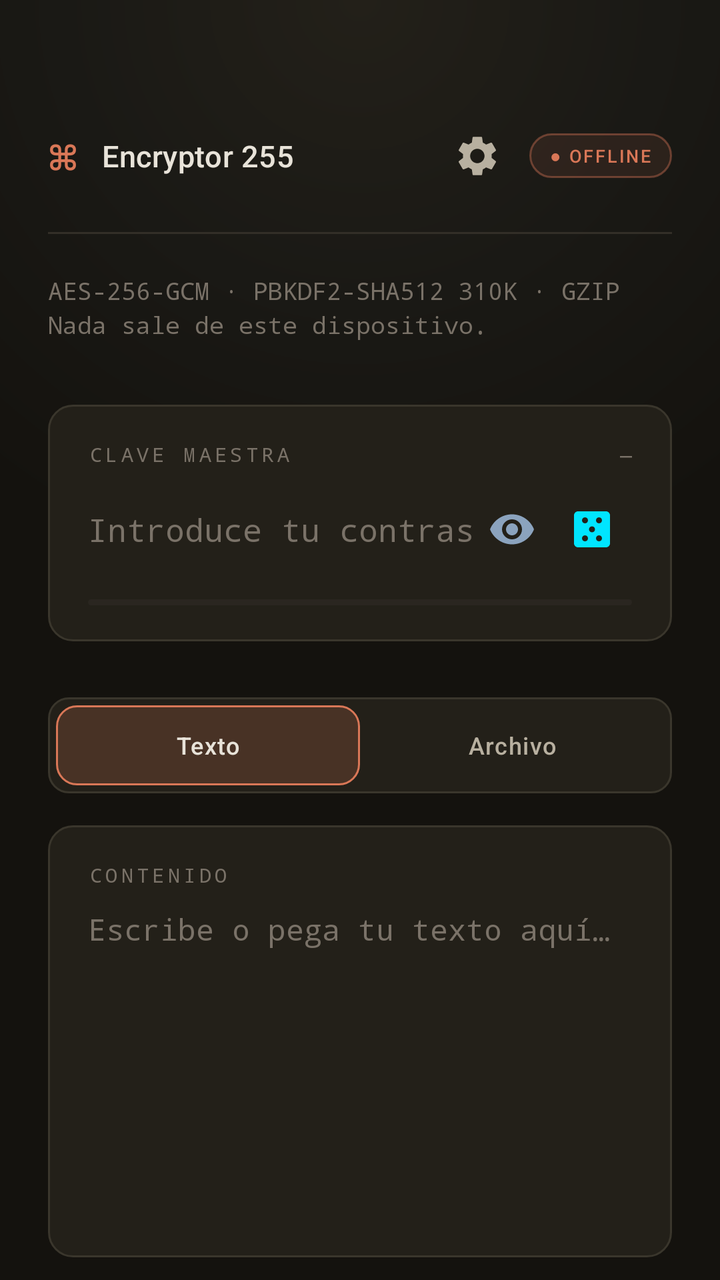
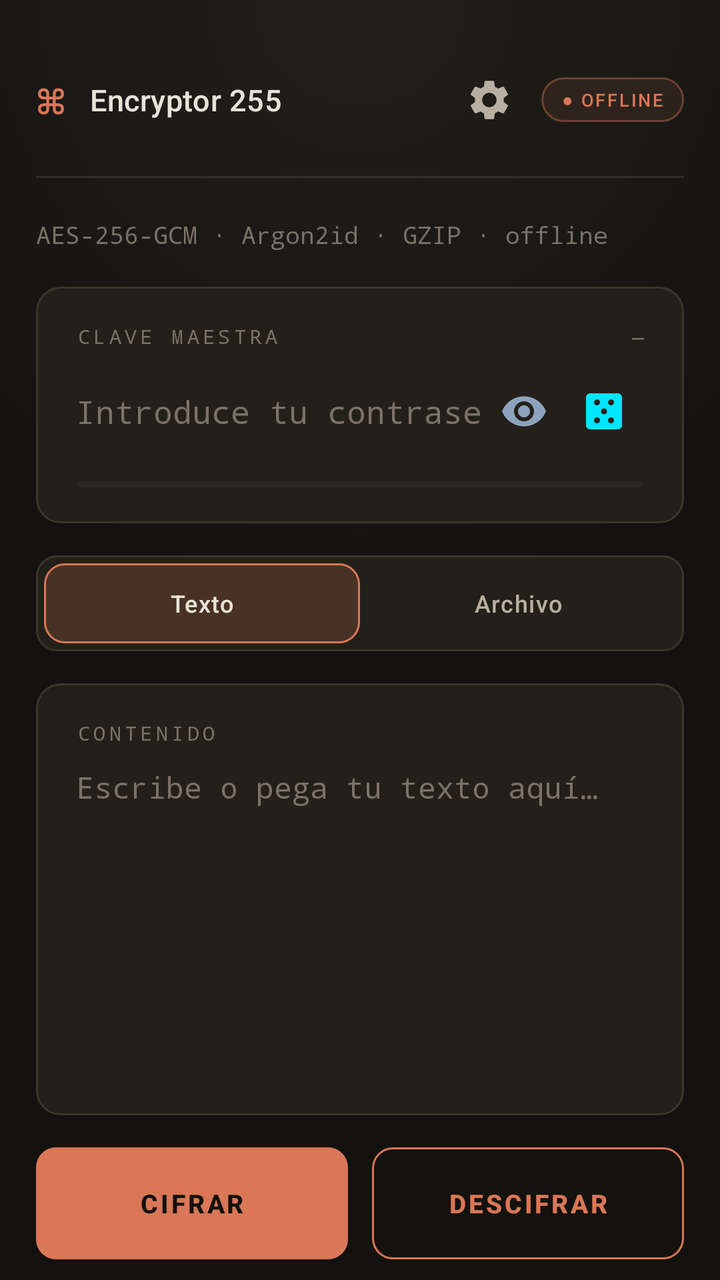

Before-and-after screenshots of an Android layout around one commit, followed by the original layout XML and the change that was made.
<!-- AndroidManifest.xml: application theme Theme.Encryptor255 -->
<!-- res/layout/activity_main.xml -->
<?xml version="1.0" encoding="utf-8"?>
<androidx.core.widget.NestedScrollView
    xmlns:android="http://schemas.android.com/apk/res/android"
    android:id="@+id/root"
    android:layout_width="match_parent"
    android:layout_height="match_parent"
    android:background="@drawable/bg_root"
    android:fillViewport="true"
    android:scrollbars="none">

    <LinearLayout
        android:layout_width="match_parent"
        android:layout_height="wrap_content"
        android:orientation="vertical"
        android:paddingStart="24dp"
        android:paddingEnd="24dp"
        android:paddingTop="60dp"
        android:paddingBottom="56dp">

        
        <LinearLayout
            android:layout_width="match_parent"
            android:layout_height="wrap_content"
            android:orientation="horizontal"
            android:gravity="center_vertical">

            <TextView
                android:layout_width="wrap_content"
                android:layout_height="wrap_content"
                android:text="⌘"
                android:textSize="20sp"
                android:textColor="@color/terracotta"
                android:fontFamily="monospace" />

            <TextView
                android:layout_width="0dp"
                android:layout_height="wrap_content"
                android:layout_weight="1"
                android:layout_marginStart="12dp"
                android:text="@string/app_name"
                android:textSize="15sp"
                android:textColor="@color/text_primary"
                android:letterSpacing="0.01"
                android:fontFamily="sans-serif-medium" />

            <ImageButton
                android:id="@+id/btnSettings"
                android:layout_width="36dp"
                android:layout_height="36dp"
                android:layout_marginEnd="8dp"
                android:background="?attr/selectableItemBackgroundBorderless"
                android:src="@drawable/ic_settings"
                android:contentDescription="@string/cd_settings"
                android:scaleType="centerInside" />

            <TextView
                android:id="@+id/badgeOffline"
                android:layout_width="wrap_content"
                android:layout_height="wrap_content"
                android:background="@drawable/bg_badge_offline"
                android:paddingStart="10dp"
                android:paddingEnd="10dp"
                android:paddingTop="5dp"
                android:paddingBottom="5dp"
                android:text="@string/badge_offline"
                android:textSize="9sp"
                android:letterSpacing="0.10"
                android:textColor="@color/terracotta"
                android:fontFamily="sans-serif-medium" />
        </LinearLayout>

        <View
            android:layout_width="match_parent"
            android:layout_height="1dp"
            android:layout_marginTop="20dp"
            android:background="@drawable/divider_hairline" />

        
        <TextView
            android:layout_width="wrap_content"
            android:layout_height="wrap_content"
            android:layout_marginTop="20dp"
            android:text="@string/tagline"
            android:textSize="12sp"
            android:lineSpacingExtra="3dp"
            android:textColor="@color/text_tertiary"
            android:fontFamily="monospace" />

        
        <LinearLayout
            android:layout_width="match_parent"
            android:layout_height="wrap_content"
            android:layout_marginTop="32dp"
            android:background="@drawable/bg_card_glass"
            android:orientation="vertical"
            android:paddingStart="20dp"
            android:paddingEnd="20dp"
            android:paddingTop="18dp"
            android:paddingBottom="18dp">

            <LinearLayout
                android:layout_width="match_parent"
                android:layout_height="wrap_content"
                android:orientation="horizontal"
                android:gravity="center_vertical">

                <TextView
                    android:layout_width="0dp"
                    android:layout_height="wrap_content"
                    android:layout_weight="1"
                    android:text="@string/label_password"
                    android:textSize="10sp"
                    android:letterSpacing="0.18"
                    android:textColor="@color/text_tertiary"
                    android:fontFamily="monospace" />

                <TextView
                    android:id="@+id/strengthLabel"
                    android:layout_width="wrap_content"
                    android:layout_height="wrap_content"
                    android:text="@string/strength_empty"
                    android:textSize="10sp"
                    android:textColor="@color/text_tertiary"
                    android:fontFamily="monospace" />
            </LinearLayout>

            <LinearLayout
                android:layout_width="match_parent"
                android:layout_height="wrap_content"
                android:layout_marginTop="10dp"
                android:orientation="horizontal"
                android:gravity="center_vertical">

                <EditText
                    android:id="@+id/passwordInput"
                    android:layout_width="0dp"
                    android:layout_height="wrap_content"
                    android:layout_weight="1"
                    android:background="@null"
                    android:hint="@string/hint_password"
                    android:textColorHint="@color/text_tertiary"
                    android:textColor="@color/text_primary"
                    android:textSize="16sp"
                    android:paddingTop="10dp"
                    android:paddingBottom="10dp"
                    android:inputType="textPassword"
                    android:imeOptions="actionDone"
                    android:importantForAutofill="no"
                    android:fontFamily="monospace" />

                <ImageButton
                    android:id="@+id/btnTogglePwd"
                    android:layout_width="40dp"
                    android:layout_height="40dp"
                    android:background="?attr/selectableItemBackgroundBorderless"
                    android:src="@drawable/ic_eye_on"
                    android:contentDescription="@string/cd_show_pwd"
                    android:scaleType="centerInside" />

                <ImageButton
                    android:id="@+id/btnGenerate"
                    android:layout_width="40dp"
                    android:layout_height="40dp"
                    android:background="?attr/selectableItemBackgroundBorderless"
                    android:src="@drawable/ic_dice"
                    android:contentDescription="@string/cd_generate"
                    android:scaleType="centerInside" />
            </LinearLayout>

            <FrameLayout
                android:layout_width="match_parent"
                android:layout_height="3dp"
                android:layout_marginTop="14dp"
                android:background="@drawable/bg_strength_track">

                <View
                    android:id="@+id/strengthBar"
                    android:layout_width="0dp"
                    android:layout_height="match_parent"
                    android:background="@drawable/bg_strength_fill" />
            </FrameLayout>
        </LinearLayout>

        
        <LinearLayout
            android:layout_width="match_parent"
            android:layout_height="48dp"
            android:layout_marginTop="28dp"
            android:background="@drawable/bg_segment_track"
            android:orientation="horizontal"
            android:padding="4dp">

            <TextView
                android:id="@+id/tabText"
                android:layout_width="0dp"
                android:layout_height="match_parent"
                android:layout_weight="1"
                android:gravity="center"
                android:background="@drawable/bg_segment_selected"
                android:text="@string/tab_text"
                android:textSize="12sp"
                android:letterSpacing="0.04"
                android:textColor="@color/text_primary"
                android:fontFamily="sans-serif-medium" />

            <TextView
                android:id="@+id/tabFile"
                android:layout_width="0dp"
                android:layout_height="match_parent"
                android:layout_weight="1"
                android:gravity="center"
                android:text="@string/tab_file"
                android:textSize="12sp"
                android:letterSpacing="0.04"
                android:textColor="@color/text_secondary"
                android:fontFamily="sans-serif-medium" />
        </LinearLayout>

        
        <LinearLayout
            android:id="@+id/containerText"
            android:layout_width="match_parent"
            android:layout_height="wrap_content"
            android:layout_marginTop="16dp"
            android:background="@drawable/bg_card_glass"
            android:orientation="vertical"
            android:paddingStart="20dp"
            android:paddingEnd="20dp"
            android:paddingTop="18dp"
            android:paddingBottom="18dp">

            <TextView
                android:layout_width="wrap_content"
                android:layout_height="wrap_content"
                android:text="@string/label_content"
                android:textSize="10sp"
                android:letterSpacing="0.18"
                android:textColor="@color/text_tertiary"
                android:fontFamily="monospace" />

            <EditText
                android:id="@+id/textInput"
                android:layout_width="match_parent"
                android:layout_height="wrap_content"
                android:layout_marginTop="10dp"
                android:background="@null"
                android:hint="@string/hint_content"
                android:textColorHint="@color/text_tertiary"
                android:textColor="@color/text_primary"
                android:textSize="15sp"
                android:lineSpacingExtra="5dp"
                android:minLines="7"
                android:gravity="top|start"
                android:inputType="textMultiLine|textNoSuggestions"
                android:importantForAutofill="no"
                android:fontFamily="monospace" />
        </LinearLayout>

        
        <LinearLayout
            android:id="@+id/containerFile"
            android:layout_width="match_parent"
            android:layout_height="wrap_content"
            android:layout_marginTop="16dp"
            android:background="@drawable/bg_card_glass"
            android:orientation="vertical"
            android:paddingStart="20dp"
            android:paddingEnd="20dp"
            android:paddingTop="18dp"
            android:paddingBottom="18dp"
            android:visibility="gone">

            <TextView
                android:layout_width="wrap_content"
                android:layout_height="wrap_content"
                android:text="ARCHIVO"
                android:textSize="10sp"
                android:letterSpacing="0.18"
                android:textColor="@color/text_tertiary"
                android:fontFamily="monospace" />

            <LinearLayout
                android:layout_width="match_parent"
                android:layout_height="wrap_content"
                android:layout_marginTop="16dp"
                android:orientation="horizontal"
                android:gravity="center_vertical">

                <FrameLayout
                    android:layout_width="44dp"
                    android:layout_height="44dp"
                    android:background="@drawable/bg_card_accent">

                    <ImageView
                        android:layout_width="20dp"
                        android:layout_height="20dp"
                        android:layout_gravity="center"
                        android:src="@drawable/ic_document"
                        android:contentDescription="@string/tab_file" />
                </FrameLayout>

                <LinearLayout
                    android:layout_width="0dp"
                    android:layout_height="wrap_content"
                    android:layout_weight="1"
                    android:layout_marginStart="14dp"
                    android:orientation="vertical">

                    <TextView
                        android:id="@+id/fileName"
                        android:layout_width="match_parent"
                        android:layout_height="wrap_content"
                        android:text="@string/hint_no_file"
                        android:textColor="@color/text_primary"
                        android:textSize="14sp"
                        android:fontFamily="monospace"
                        android:maxLines="1"
                        android:ellipsize="middle" />

                    <TextView
                        android:id="@+id/fileMeta"
                        android:layout_width="match_parent"
                        android:layout_height="wrap_content"
                        android:layout_marginTop="3dp"
                        android:text="—"
                        android:textColor="@color/text_tertiary"
                        android:textSize="11sp"
                        android:fontFamily="monospace" />
                </LinearLayout>
            </LinearLayout>

            <Button
                android:id="@+id/btnPickFile"
                android:layout_width="match_parent"
                android:layout_height="48dp"
                android:layout_marginTop="18dp"
                android:background="@drawable/bg_button_secondary"
                android:text="@string/action_pick_file"
                android:textSize="12sp"
                android:textColor="@color/terracotta"
                android:letterSpacing="0.10"
                android:textStyle="bold"
                android:stateListAnimator="@null"
                android:fontFamily="sans-serif-medium" />
        </LinearLayout>

        
        <LinearLayout
            android:layout_width="match_parent"
            android:layout_height="wrap_content"
            android:layout_marginTop="28dp"
            android:orientation="horizontal">

            <Button
                android:id="@+id/btnEncrypt"
                android:layout_width="0dp"
                android:layout_height="56dp"
                android:layout_weight="1"
                android:background="@drawable/bg_button_primary"
                android:text="@string/action_encrypt"
                android:textSize="13sp"
                android:textColor="@color/warm_950"
                android:letterSpacing="0.10"
                android:textStyle="bold"
                android:stateListAnimator="@null"
                android:fontFamily="sans-serif-medium" />

            <Button
                android:id="@+id/btnDecrypt"
                android:layout_width="0dp"
                android:layout_height="56dp"
                android:layout_weight="1"
                android:layout_marginStart="12dp"
                android:background="@drawable/bg_button_secondary"
                android:text="@string/action_decrypt"
                android:textSize="13sp"
                android:textColor="@color/terracotta"
                android:letterSpacing="0.10"
                android:textStyle="bold"
                android:stateListAnimator="@null"
                android:fontFamily="sans-serif-medium" />
        </LinearLayout>

        
        <LinearLayout
            android:layout_width="match_parent"
            android:layout_height="wrap_content"
            android:layout_marginTop="12dp"
            android:orientation="horizontal">

            <ImageButton
                android:id="@+id/btnCopy"
                android:layout_width="0dp"
                android:layout_height="46dp"
                android:layout_weight="1"
                android:background="@drawable/bg_button_ghost"
                android:src="@drawable/ic_copy"
                android:contentDescription="@string/cd_copy"
                android:scaleType="centerInside" />

            <ImageButton
                android:id="@+id/btnShare"
                android:layout_width="0dp"
                android:layout_height="46dp"
                android:layout_weight="1"
                android:layout_marginStart="10dp"
                android:background="@drawable/bg_button_ghost"
                android:src="@drawable/ic_share"
                android:contentDescription="@string/cd_share"
                android:scaleType="centerInside" />

            <ImageButton
                android:id="@+id/btnClear"
                android:layout_width="0dp"
                android:layout_height="46dp"
                android:layout_weight="1"
                android:layout_marginStart="10dp"
                android:background="@drawable/bg_button_ghost"
                android:src="@drawable/ic_clear"
                android:contentDescription="@string/cd_clear"
                android:scaleType="centerInside" />
        </LinearLayout>

        
        <LinearLayout
            android:layout_width="match_parent"
            android:layout_height="wrap_content"
            android:layout_marginTop="32dp"
            android:background="@drawable/bg_terminal"
            android:orientation="vertical"
            android:paddingStart="16dp"
            android:paddingEnd="16dp"
            android:paddingTop="14dp"
            android:paddingBottom="16dp">

            <LinearLayout
                android:layout_width="match_parent"
                android:layout_height="wrap_content"
                android:orientation="horizontal"
                android:gravity="center_vertical">

                <View
                    android:layout_width="6dp"
                    android:layout_height="6dp"
                    android:background="@drawable/dot_status" />

                <TextView
                    android:layout_width="0dp"
                    android:layout_height="wrap_content"
                    android:layout_weight="1"
                    android:layout_marginStart="10dp"
                    android:text="@string/label_terminal"
                    android:textSize="10sp"
                    android:letterSpacing="0.16"
                    android:textColor="@color/terminal_dim"
                    android:fontFamily="monospace" />

                <TextView
                    android:id="@+id/hashLabel"
                    android:layout_width="wrap_content"
                    android:layout_height="wrap_content"
                    android:text=""
                    android:textSize="9sp"
                    android:textColor="@color/terminal_dim"
                    android:fontFamily="monospace" />
            </LinearLayout>

            <TextView
                android:id="@+id/statusText"
                android:layout_width="match_parent"
                android:layout_height="wrap_content"
                android:layout_marginTop="12dp"
                android:text="@string/status_ready"
                android:textColor="@color/terminal_text"
                android:textSize="12sp"
                android:lineSpacingExtra="5dp"
                android:fontFamily="monospace" />
        </LinearLayout>

        
        <View
            android:layout_width="match_parent"
            android:layout_height="1dp"
            android:layout_marginTop="36dp"
            android:background="@drawable/divider_hairline" />

        <TextView
            android:layout_width="match_parent"
            android:layout_height="wrap_content"
            android:layout_marginTop="16dp"
            android:gravity="center"
            android:text="@string/footer_version"
            android:textColor="@color/text_tertiary"
            android:textSize="10sp"
            android:letterSpacing="0.10"
            android:fontFamily="monospace" />

        <TextView
            android:layout_width="match_parent"
            android:layout_height="wrap_content"
            android:layout_marginTop="5dp"
            android:gravity="center"
            android:text="@string/footer_note"
            android:textColor="@color/text_disabled"
            android:textSize="10sp"
            android:fontFamily="monospace" />
    </LinearLayout>
</androidx.core.widget.NestedScrollView>
<!-- resources referenced by this layout -->
<resources>
  <color name="terminal_dim">#7A7268</color>
  <color name="terminal_text">#E8E3D9</color>
  <color name="terracotta">#D97757</color>
  <color name="text_disabled">#4A4539</color>
  <color name="text_primary">#E8E3D9</color>
  <color name="text_secondary">#B8B0A0</color>
  <color name="text_tertiary">#7A7268</color>
  <color name="warm_950">#14120E</color>
  <!-- drawable bg_card_glass (drawable) -->
  <?xml version="1.0" encoding="utf-8"?>
  <shape xmlns:android="http://schemas.android.com/apk/res/android" android:shape="rectangle">
      <solid android:color="@color/warm_800" />
      <stroke android:width="1dp" android:color="@color/warm_500" />
      <corners android:radius="12dp" />
  </shape>
  <!-- drawable bg_strength_fill (drawable) -->
  <?xml version="1.0" encoding="utf-8"?>
  <shape xmlns:android="http://schemas.android.com/apk/res/android" android:shape="rectangle">
      <solid android:color="@color/terracotta" />
      <corners android:radius="3dp" />
  </shape>
  <!-- drawable bg_strength_track (drawable) -->
  <?xml version="1.0" encoding="utf-8"?>
  <shape xmlns:android="http://schemas.android.com/apk/res/android" android:shape="rectangle">
      <solid android:color="@color/warm_700" />
      <corners android:radius="3dp" />
  </shape>
  <!-- drawable divider_hairline (drawable) -->
  <?xml version="1.0" encoding="utf-8"?>
  <shape xmlns:android="http://schemas.android.com/apk/res/android" android:shape="rectangle">
      <solid android:color="@color/warm_600" />
      <size android:height="1dp" />
  </shape>
  <!-- drawable dot_status (drawable) -->
  <?xml version="1.0" encoding="utf-8"?>
  <shape xmlns:android="http://schemas.android.com/apk/res/android" android:shape="oval">
      <solid android:color="@color/terracotta" />
      <size android:width="6dp" android:height="6dp" />
  </shape>
  <string name="action_decrypt">DESCIFRAR</string>
  <string name="action_encrypt">CIFRAR</string>
  <string name="action_pick_file">SELECCIONAR ARCHIVO</string>
  <string name="app_name">Encryptor 255</string>
  <string name="badge_offline">● OFFLINE</string>
  <string name="cd_clear">Limpiar todo</string>
  <string name="cd_copy">Copiar al portapapeles</string>
  <string name="cd_generate">Generar contraseña segura</string>
  <string name="cd_settings">Abrir ajustes</string>
  <string name="cd_share">Compartir</string>
  <string name="cd_show_pwd">Mostrar contraseña</string>
  <string name="footer_note">0 permisos · 0 trackers · 0 nube</string>
  <string name="footer_version">v2.5 · claude warm</string>
  <string name="hint_content">Escribe o pega tu texto aquí…</string>
  <string name="hint_no_file">Ningún archivo seleccionado</string>
  <string name="hint_password">Introduce tu contraseña…</string>
  <string name="label_content">CONTENIDO</string>
  <string name="label_password">CLAVE MAESTRA</string>
  <string name="label_terminal">TERMINAL</string>
  <string name="status_ready">▸ sistema listo\n▸ esperando instrucción_</string>
  <string name="strength_empty">—</string>
  <string name="tab_file">Archivo</string>
  <string name="tab_text">Texto</string>
  <string name="tagline">AES-256-GCM · PBKDF2-SHA512 310K · GZIP\nNada sale de este dispositivo.</string>
  <color name="terracotta_alpha_10">#1AD97757</color>
  <color name="terracotta_alpha_40">#66D97757</color>
  <color name="terracotta_alpha_20">#33D97757</color>
  <color name="warm_700">#2A2620</color>
  <color name="warm_500">#3A362C</color>
  <color name="warm_800">#232019</color>
  <color name="terminal_bg">#14120E</color>
  <color name="warm_600">#332F28</color>
  <color name="terracotta_dark">#B85F42</color>
  <color name="terracotta_light">#E08A6E</color>
  <color name="violet_500">#B8905C</color>
  <color name="violet_600">#8F6E42</color>
  <color name="violet_400">#D4A76A</color>
  <color name="warning">#D4A76A</color>
  <color name="warm_900">#1A1915</color>
  <color name="divider_strong">#3A362C</color>
  <color name="divider">#2A2620</color>
  <color name="error">#E06C75</color>
  <!-- unchanged entries left out for length: 17 -->
</resources>

<!-- the commit's change to res/layout/activity_main.xml (unified diff, before → after) -->
@@ -12,10 +12,10 @@
         android:layout_width="match_parent"
         android:layout_height="wrap_content"
         android:orientation="vertical"
-        android:paddingStart="24dp"
-        android:paddingEnd="24dp"
-        android:paddingTop="60dp"
-        android:paddingBottom="56dp">
+        android:paddingStart="18dp"
+        android:paddingEnd="18dp"
+        android:paddingTop="32dp"
+        android:paddingBottom="28dp">
 
         
         <LinearLayout
@@ -90,7 +90,7 @@
         <LinearLayout
             android:layout_width="match_parent"
             android:layout_height="wrap_content"
-            android:layout_marginTop="32dp"
+            android:layout_marginTop="18dp"
             android:background="@drawable/bg_card_glass"
             android:orientation="vertical"
             android:paddingStart="20dp"
@@ -185,7 +185,7 @@
         <LinearLayout
             android:layout_width="match_parent"
             android:layout_height="48dp"
-            android:layout_marginTop="28dp"
+            android:layout_marginTop="16dp"
             android:background="@drawable/bg_segment_track"
             android:orientation="horizontal"
             android:padding="4dp">
@@ -348,7 +348,7 @@
         <LinearLayout
             android:layout_width="match_parent"
             android:layout_height="wrap_content"
-            android:layout_marginTop="28dp"
+            android:layout_marginTop="16dp"
             android:orientation="horizontal">
 
             <Button
@@ -425,7 +425,7 @@
         <LinearLayout
             android:layout_width="match_parent"
             android:layout_height="wrap_content"
-            android:layout_marginTop="32dp"
+            android:layout_marginTop="18dp"
             android:background="@drawable/bg_terminal"
             android:orientation="vertical"
             android:paddingStart="16dp"
<!-- resource entries referenced after the edit -->
@@ -62,7 +62,7 @@
   <string name="strength_empty">—</string>
   <string name="tab_file">Archivo</string>
   <string name="tab_text">Texto</string>
-  <string name="tagline">AES-256-GCM · PBKDF2-SHA512 310K · GZIP\nNada sale de este dispositivo.</string>
+  <string name="tagline">AES-256-GCM · Argon2id · GZIP · offline</string>
   <color name="terracotta_alpha_10">#1AD97757</color>
   <color name="terracotta_alpha_40">#66D97757</color>
   <color name="terracotta_alpha_20">#33D97757</color>
